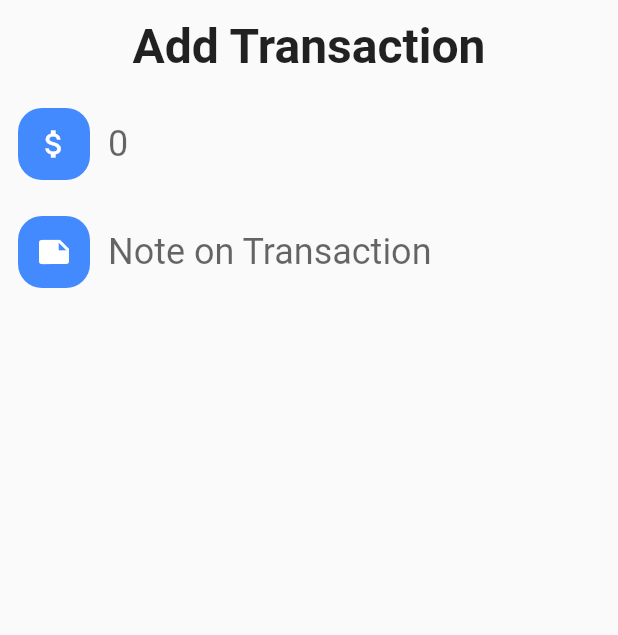
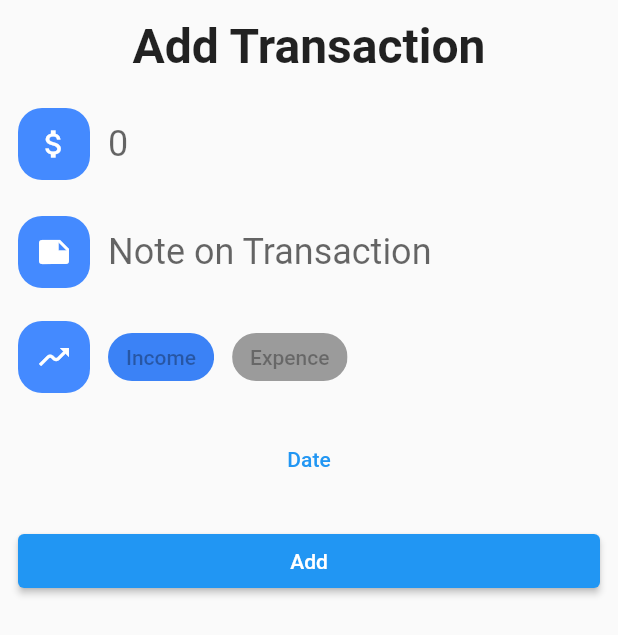
Before and after one commit to ShubhamSShinde-U/Expense_app_using_flutter, a Flutter app: the Add_transaction screen opened directly, on a phone screen of 412 x 824 dp. Shown: the top 635 px of the screen. Run offline on Flutter 3.47's test engine with Material 2 defaults, Android fonts, the phone set to English and light mode, and no system bars; our stand-ins replace velocity_x.

Commit message:
one completed

```diff
--- a/lib/pages/add_transaction.dart
+++ b/lib/pages/add_transaction.dart
@@ -2,6 +2,7 @@ import 'package:flutter/material.dart';
 import 'package:flutter/services.dart';
 import 'package:flutter/src/widgets/container.dart';
 import 'package:flutter/src/widgets/framework.dart';
+import 'package:velocity_x/velocity_x.dart';
 
 class Add_transaction extends StatefulWidget {
   const Add_transaction({super.key});
@@ -101,6 +102,48 @@ class _Add_transactionState extends State<Add_transaction> {
                    ),
               ],
             ),
+            const SizedBox(
+              height: 20,
+            ),
+            Row(
+              children: [
+                 Container(
+                  decoration:  BoxDecoration(
+                    color: Colors.blueAccent,
+                    borderRadius: BorderRadius.circular(16,),
+                  ),
+                  padding: const EdgeInsets.all(12),
+                  child: const Icon(
+                    Icons.moving_sharp,
+                    size: 24,
+                    color: Colors.white,
+                    ),
+                  ),
+                  const SizedBox(
+                    width:12,
+                  ),
+                  const ChoiceChip(
+                    label: Text("Income"),
+                    selectedColor: Vx.blue500,
+                    selected: true
+                  ),
+                  const SizedBox(
+                    width: 12,
+                  ),
+                  const ChoiceChip(
+                    label: Text("Expence"),
+                    selected: false
+                  ),
+              ],
+            ),
+          const SizedBox(
+            height: 20,
+          ),
+          TextButton(onPressed: (){}, child: "Date".text.make(),),
+          const SizedBox(
+            height: 20,
+          ),
+          ElevatedButton(onPressed: (){}, child: "Add".text.make()),
         ],
       )
     );
```
